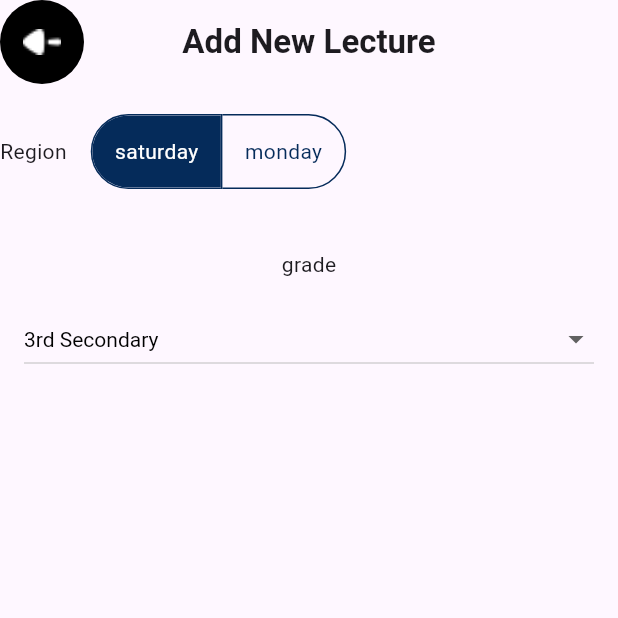
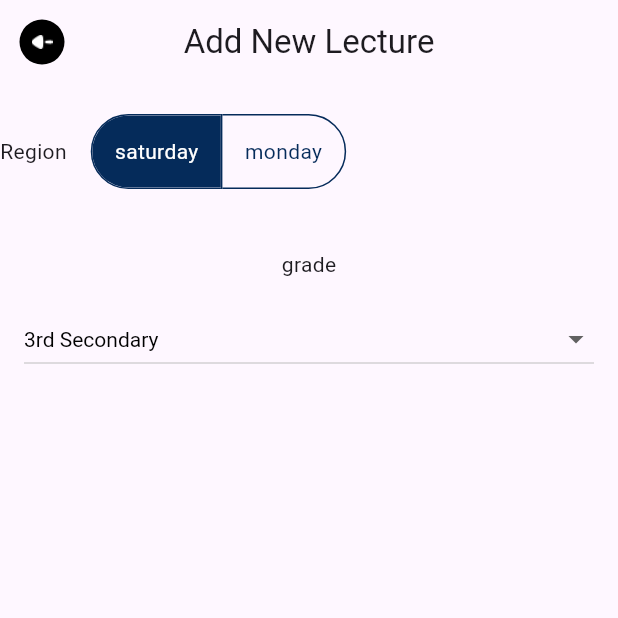
Before and after one commit to abd0-kha1ed/attendance-system, a Flutter app: the AddLectureView screen opened by its route, on a phone screen of 412 x 824 dp, the top half of it. Run offline on Flutter 3.47's test engine with Material 3 defaults, Android fonts, the phone set to English and light mode, and no system bars; our stand-ins replace font_awesome_flutter, go_router.

Commit message:
edit custom left arrow

```diff
--- a/lib/core/widgets/custom_lift_arrow.dart
+++ b/lib/core/widgets/custom_lift_arrow.dart
@@ -12,18 +12,21 @@ class CustomLiftArrow extends StatelessWidget {
   final Color backgroundColor;
   @override
   Widget build(BuildContext context) {
-    return IconButton(
+    return SizedBox(
+      height: 30,
+      width: 30,
+      child: IconButton(
         onPressed: () {
           GoRouter.of(context).pop();
         },
         icon: Image.asset(
           Assets.leftArrow,
           color: colorIcon,
-        scale: 0.7,
         ),
         style: ButtonStyle(
           backgroundColor: WidgetStatePropertyAll<Color>(backgroundColor),
         ),
+      ),
     );
   }
 }
--- a/lib/feature/home/presentation/view/add_lecture_view.dart
+++ b/lib/feature/home/presentation/view/add_lecture_view.dart
@@ -8,15 +8,18 @@ class AddLectureView extends StatelessWidget {
   Widget build(BuildContext context) {
     return Scaffold(
       appBar: AppBar(
-        leading: const CustomLiftArrow(
-            colorIcon: Colors.white, backgroundColor: Colors.black),
-        title: const Text(
-          'Add New Lecture',
-          style: TextStyle(fontWeight: FontWeight.w600),
+        automaticallyImplyLeading: false,
+        leading: IconButton(
+          onPressed: () {},
+          icon: const CustomLiftArrow(
+            colorIcon: Colors.white,
+            backgroundColor: Colors.black,
+          ),
         ),
+        title: const Text('Add New Lecture'),
         centerTitle: true,
       ),
-      body: AddLectureViewBody(),
+      body: const AddLectureViewBody(),
     );
   }
 }
```
Also changed, not shown: lib/feature/home/presentation/view/lecture_control_panel_view.dart (+6 -6 lines), lib/feature/teacher/presentation/view/widgets/teacher_view_body.dart (+10 -4 lines). Lines whose indentation alone changed are shown as unchanged.
